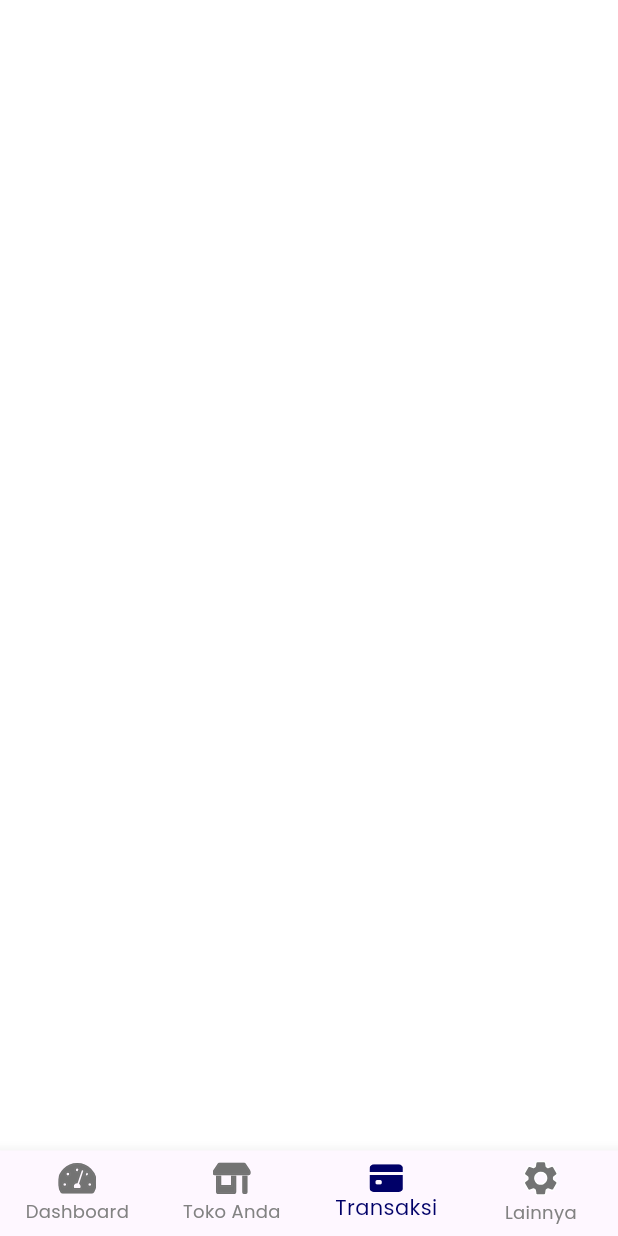
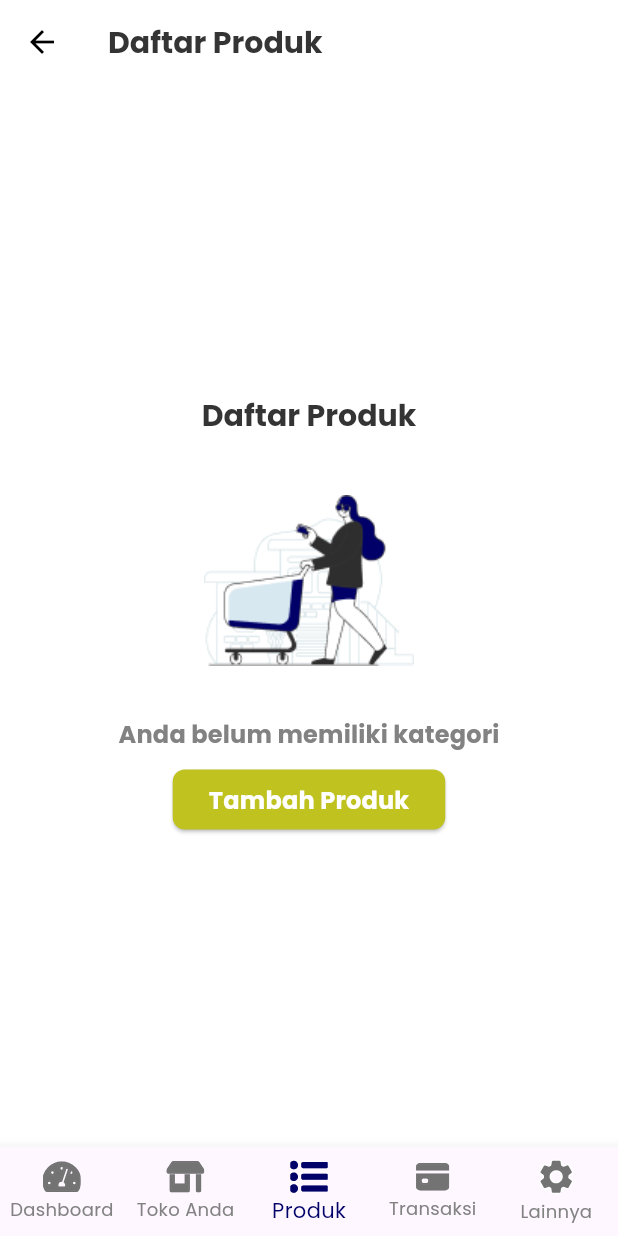
Before and after one commit to Mitra-Apps/fe-mobile-mitraku-seller, a Flutter app: the HomePage screen opened directly, item 3 of the bottom bar chosen, on a phone screen of 412 x 824 dp. Run offline on Flutter 3.47's test engine with Material 3 defaults, Android fonts, the phone set to English and light mode, and no system bars; our stand-ins replace animate_do, another_flushbar, bloc_concurrency, dio, floor, flutter_bloc and 12 more; accounts and stored records are empty; generated files the repository leaves out were written again; project files that could hold a hidden picture were left out.

Commit message:
add product page and add configuration in bottom navigation to show product page

```diff
--- a/lib/core/keys/app_keys.dart
+++ b/lib/core/keys/app_keys.dart
@@ -21,4 +21,5 @@ class WidgetKeys {
   static const String dashboardScaffoldKey = 'dashboard.scaffold';
   static const String tokoAndaScaffoldKey = 'tokoAnda.scaffold';
   static const String introStartedButtonKey = 'intro.startedButton';
+  static const String productScaffoldKey = 'product.scaffold';
 }
--- a/lib/features/home/home_page.dart
+++ b/lib/features/home/home_page.dart
@@ -3,6 +3,7 @@ import 'package:flutter_svg/flutter_svg.dart';
 import 'package:mitraku_seller/core/themes/app_themes.dart';
 import 'package:mitraku_seller/features/home/view/dashboard_page.dart';
 import 'package:mitraku_seller/features/home/view/lainnya_page.dart';
+import 'package:mitraku_seller/features/home/view/product/product_page.dart';
 import 'package:mitraku_seller/features/home/view/toko_anda_page.dart';
 
 class HomePage extends StatefulWidget {
@@ -31,6 +32,7 @@ class _HomePageState extends State<HomePage> {
         children: [
           const DashboardPage(),
           const TokoAndaPage(),
+          const ProductPage(),
           Container(),
           const LainnyaPage(),
         ],
@@ -46,6 +48,7 @@ class _HomePageState extends State<HomePage> {
           });
         },
         items: [
+          //Dashboard
           BottomNavigationBarItem(
             icon: SvgPicture.asset(
               'assets/icons/icon_dashboard.svg',
@@ -56,6 +59,7 @@ class _HomePageState extends State<HomePage> {
             ),
             label: 'Dashboard',
           ),
+          //Toko Anda
           BottomNavigationBarItem(
             icon: SvgPicture.asset(
               'assets/icons/icon_toko_anda.svg',
@@ -66,6 +70,21 @@ class _HomePageState extends State<HomePage> {
             ),
             label: 'Toko Anda',
           ),
+          // Produk
+          BottomNavigationBarItem(
+            icon: SvgPicture.asset(
+              'assets/icons/icon_list.svg',
+            ),
+            activeIcon: SvgPicture.asset(
+              'assets/icons/icon_list.svg',
+              colorFilter: ColorFilter.mode(
+                AppColors.mainColor,
+                BlendMode.srcIn,
+              ),
+            ),
+            label: 'Produk',
+          ),
+          // Transaksi
           BottomNavigationBarItem(
             icon: SvgPicture.asset(
               'assets/icons/icon_transaksi.svg',
@@ -76,6 +95,7 @@ class _HomePageState extends State<HomePage> {
             ),
             label: 'Transaksi',
           ),
+          //Lainnya
           BottomNavigationBarItem(
             icon: SvgPicture.asset(
               'assets/icons/icon_lainnya.svg',
--- /dev/null
+++ b/lib/features/home/view/product/product_page.dart
@@ -0,0 +1,89 @@
+import 'package:flutter/material.dart';
+import 'package:mitraku_seller/core/keys/app_keys.dart';
+import 'package:mitraku_seller/core/spacings/app_spacing.dart';
+import 'package:mitraku_seller/core/themes/app_themes.dart';
+
+class ProductPage extends StatefulWidget {
+  const ProductPage({super.key});
+
+  @override
+  State<ProductPage> createState() => _ProductPageState();
+}
+
+class _ProductPageState extends State<ProductPage> {
+  bool isProductCreated = false;
+
+  @override
+  Widget build(BuildContext context) {
+    return Scaffold(
+      backgroundColor: AppColors.mainWhiteColor,
+      key: const Key(WidgetKeys.productScaffoldKey),
+      appBar: appBar(context),
+      body: !isProductCreated ? emptyState(context) : showDataProduct(context),
+    );
+  }
+
+  AppBar appBar(BuildContext context) {
+    return AppBar(
+      title: Text(
+        'Daftar Produk',
+        style: Theme.of(context)
+            .textTheme
+            .titleLarge!
+            .copyWith(fontWeight: FontWeight.bold),
+      ),
+    );
+  }
+
+  Center emptyState(BuildContext context) {
+    return Center(
+      child: Column(
+        mainAxisAlignment: MainAxisAlignment.center,
+        children: [
+          Text(
+            'Daftar Produk',
+            style: Theme.of(context).textTheme.titleLarge?.copyWith(
+                  fontWeight: FontWeight.bold,
+                  color: AppColors.mainBlackColor,
+                ),
+          ),
+          AppSpacing.verticalSpacing8,
+          Image.asset(
+            'assets/images/dashboard_kategori_produk.png',
+            height: 180,
+            width: 140,
+            fit: BoxFit.contain,
+          ),
+          Text(
+            'Anda belum memiliki kategori',
+            style: Theme.of(context).textTheme.titleMedium?.copyWith(
+                  fontWeight: FontWeight.bold,
+                  color: AppColors.disabledColor,
+                ),
+          ),
+          AppSpacing.verticalSpacing8,
+          ElevatedButton(
+            onPressed: () {},
+            style: ElevatedButton.styleFrom(
+              backgroundColor: AppColors.warningColor,
+              shape: RoundedRectangleBorder(
+                borderRadius: BorderRadius.circular(8),
+              ),
+            ),
+            child: Text(
+              'Tambah Produk',
+              style: Theme.of(context).textTheme.titleMedium?.copyWith(
+                    fontWeight: FontWeight.bold,
+                    color: AppColors.mainWhiteColor,
+                  ),
+            ),
+          ),
+        ],
+      ),
+    );
+  }
+
+  SingleChildScrollView showDataProduct(BuildContext context) {
+    return const SingleChildScrollView();
+  }
+}
```
Also changed, not shown: lib/features/app/view/app.dart (+4 -4 lines), assets/icons/icon_list.svg (added).
